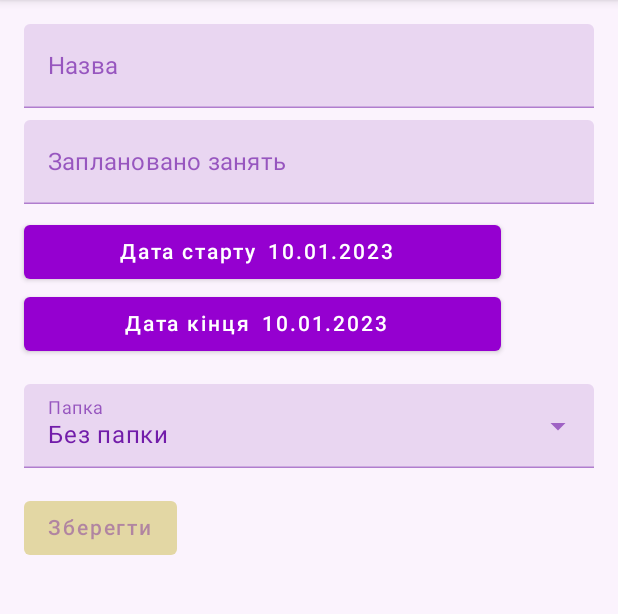
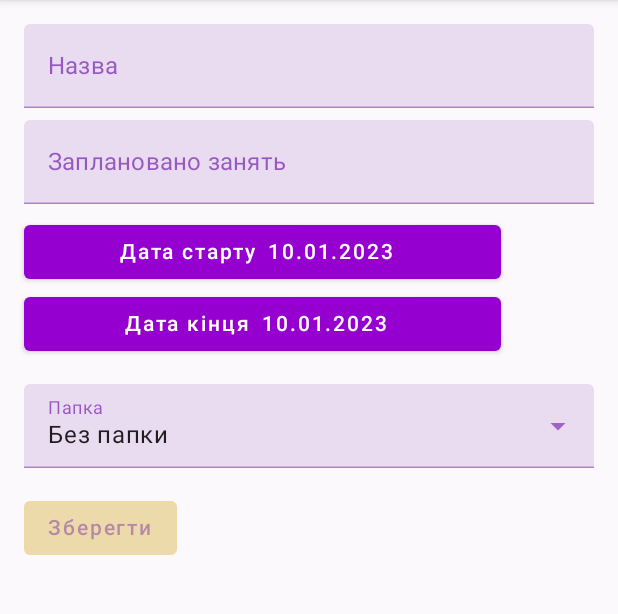
Before and after one commit to lizakolot12/MySubscrtiptions, an Android app built with Jetpack Compose: the screen it shows after launch (MainActivity), after a tap on "Новий", on a phone screen of 412 x 824 dp, the part 84-698 px from its top. Run offline under Robolectric (Android 15) with nearby library versions, the phone set to English and light mode, and no system bars; our stand-ins replace Dagger/Hilt's generated code, Room's generated code, livedata-compose.

Commit message:
delete unused code

```diff
--- a/app/src/main/java/com/mits/subscription/MainActivity.kt
+++ b/app/src/main/java/com/mits/subscription/MainActivity.kt
@@ -30,6 +30,7 @@ import com.mits.subscription.ui.folder.CreateFolderViewModel
 import com.mits.subscription.ui.folder.FolderCreatingDialog
 import com.mits.subscription.ui.list.ListScreen
 import com.mits.subscription.ui.list.ListViewModel
+import com.mits.subscription.ui.theme.Purple
 import com.mits.subscription.ui.theme.SubscriptionTheme
 import dagger.hilt.android.AndroidEntryPoint
 
@@ -46,7 +47,6 @@ class MainActivity : ComponentActivity() {
     }
 }
 
-@OptIn(ExperimentalAnimationApi::class)
 @Composable
 fun Main(activity: ComponentActivity) {
     val navController = rememberNavController()
@@ -66,7 +66,6 @@ fun Main(activity: ComponentActivity) {
                     )
                 },
 
-                //backgroundColor =  MaterialTheme.colorScheme.primary,
                 actions = {
                     if (currentRoute.value?.destination?.route.equals(Navigation.LIST.route)) {
                         IconButton(onClick = { createFolder.value = true }) {
@@ -93,8 +92,8 @@ fun Main(activity: ComponentActivity) {
         floatingActionButton = {
             if (currentRoute.value?.destination?.route.equals(Navigation.LIST.route)) {
                 ExtendedFloatingActionButton(
-                    icon = { Icon(Icons.Filled.Add, "", tint = White) },
-                    text = { Text(text = stringResource(R.string.btn_new), color = White) },
+                    icon = { Icon(Icons.Filled.Add, "", tint = Purple) },
+                    text = { Text(text = stringResource(R.string.btn_new), color = Purple) },
                     onClick = {
                         navController.navigate(Navigation.NEW.route)
                     },
@@ -102,7 +101,6 @@ fun Main(activity: ComponentActivity) {
             }
         }
     ) {
-        // Screen content
         NavHost(navController = navController, startDestination = Navigation.LIST.route) {
 
             composable(Navigation.LIST.route) {
--- a/app/src/main/java/com/mits/subscription/data/db/DateConverter.kt
+++ b/app/src/main/java/com/mits/subscription/data/db/DateConverter.kt
@@ -9,7 +9,7 @@ class DateConverter {
     @TypeConverter
     fun fromLong(date: Long): Date? {
         if (date == 0L) {
-            return null;
+            return null
         }
         return Date(date);
     }
@@ -17,7 +17,7 @@ class DateConverter {
     @TypeConverter
     fun toString(date: Date?): Long {
         if (date == null) return 0;
-        return date.time;
+        return date.time
     }
 
 }
--- a/app/src/main/java/com/mits/subscription/data/db/SubscriptionDb.kt
+++ b/app/src/main/java/com/mits/subscription/data/db/SubscriptionDb.kt
@@ -45,12 +45,10 @@ abstract class SubscriptionDb : RoomDatabase() {
     }
 
     companion object {
-
-
         const val DEFAULT_FOLDER_ID = 1L
-        val CREATE_DEFAULT_FOLDER = "INSERT INTO folder (folder_id, name)" +
+        const val CREATE_DEFAULT_FOLDER = "INSERT INTO folder (folder_id, name)" +
                 "VALUES (" + DEFAULT_FOLDER_ID + " , 'Без папки');"
-        val UPDATE_EXISTING_DESCRIPTION = "UPDATE subscription \n" +
+        const val UPDATE_EXISTING_DESCRIPTION = "UPDATE subscription \n" +
                 "   SET folder_id = " + DEFAULT_FOLDER_ID
 
         @Volatile
--- a/app/src/main/java/com/mits/subscription/model/Lesson.kt
+++ b/app/src/main/java/com/mits/subscription/model/Lesson.kt
@@ -1,15 +1,9 @@
 package com.mits.subscription.model
 
-import androidx.room.ColumnInfo
-import androidx.room.DatabaseView
 import java.util.*
-
 
 data class Lesson(
     var lId: Long,
     var description: String,
     var date:Date,
-
-   /* @ColumnInfo(name = "subscription_id")
-    var subscription_id: Long*/
 )
--- a/app/src/main/java/com/mits/subscription/ui/creating/CreatingScreen.kt
+++ b/app/src/main/java/com/mits/subscription/ui/creating/CreatingScreen.kt
@@ -33,8 +33,6 @@ import com.mits.subscription.model.Subscription
 import com.mits.subscription.parseCalendar
 import java.util.*
 
-
-@OptIn(ExperimentalFoundationApi::class)
 @Composable
 fun CreatingScreen(
     navController: NavController,
@@ -47,7 +45,7 @@ fun CreatingScreen(
     CreatingScreenState(navController, uiState, createViewModel)
 }
 
-@OptIn(ExperimentalFoundationApi::class, ExperimentalComposeUiApi::class)
+@OptIn(ExperimentalComposeUiApi::class)
 @Composable
 fun CreatingScreenState(
     navController: NavController,
@@ -63,9 +61,11 @@ fun CreatingScreenState(
             CircularProgressIndicator()
         }
     }
+
     if (state.value.finished) {
         navController.navigateUp()
     }
+
     Column(modifier = Modifier.fillMaxWidth()) {
         val name = remember { mutableStateOf(TextFieldValue()) }
         val focusRequester = remember { FocusRequester() }
@@ -83,7 +83,7 @@ fun CreatingScreenState(
             isError = state.value.nameError != null,
             label = { Text(stringResource(id = R.string.label_name)) },
             keyboardOptions = KeyboardOptions(
-                imeAction = ImeAction.Next, // ** Go to next **
+                imeAction = ImeAction.Next,
             ),
         )
         LaunchedEffect(Unit) {
@@ -140,11 +140,15 @@ fun CreatingScreenState(
         val choseEndDate = remember { mutableStateOf(false) }
         if (choseStartDate.value) {
             ShowDatePicker(
-                startDate.value, onChanged = { newCalendar ->
+                startDate.value, onChanged = {
                     choseStartDate.value = false
                     choseEndDate.value = true
-
-                }, R.string.label_start_date
+                },
+                onDismiss = {
+                    choseStartDate.value = false
+                    choseEndDate.value = false
+                },
+                R.string.label_start_date
             )
 
         }
@@ -174,6 +178,10 @@ fun CreatingScreenState(
                     choseEndDate.value = false
 
                 },
+                onDismiss = {
+                    choseStartDate.value = false
+                    choseEndDate.value = false
+                },
                 R.string.label_end_date
             )
         }
@@ -189,7 +197,6 @@ fun CreatingScreenState(
             onChanged = { selectedOptionFolder.value = it })
         Button(
             onClick = {
-                Log.e("TEST", "selectedOptionFolder.value.id = " + selectedOptionFolder.value.id)
                 createViewModel.create(
                     Subscription(
                         0, name.value.text,
@@ -218,7 +225,7 @@ fun CreatingScreenState(
 private fun String.digits() = filter { it.isDigit() }
 
 @Composable
-fun ShowDatePicker(initial: Calendar, onChanged: (m: Calendar) -> Unit, titleId: Int? = null) {
+fun ShowDatePicker(initial: Calendar, onChanged: (m: Calendar) -> Unit, onDismiss: (() -> Unit)? = null, titleId: Int? = null) {
     val context = LocalContext.current
 
     val yearInit = initial.get(Calendar.YEAR)
@@ -233,6 +240,7 @@ fun ShowDatePicker(initial: Calendar, onChanged: (m: Calendar) -> Unit, titleId:
             onChanged.invoke(calendar)
         }, yearInit, monthInit, dayInit
     )
+    datePickerDialog.setOnDismissListener { onDismiss?.invoke() }
     titleId?.let {
         datePickerDialog.setMessage(stringResource(id = titleId))
     }
@@ -241,10 +249,7 @@ fun ShowDatePicker(initial: Calendar, onChanged: (m: Calendar) -> Unit, titleId:
 
 }
 
-@OptIn(
-    ExperimentalFoundationApi::class, ExperimentalComposeUiApi::class,
-    ExperimentalMaterialApi::class
-)
+@OptIn(ExperimentalMaterialApi::class)
 @Composable
 fun Folders(folders: LiveData<List<Folder>>, init: Folder, onChanged: (folder: Folder) -> Unit) {
 
@@ -290,7 +295,6 @@ fun Folders(folders: LiveData<List<Folder>>, init: Folder, onChanged: (folder: F
                 DropdownMenuItem(
                     onClick = {
                         selectedOptionFolder.value = selectionOption
-                        Log.e("TEST", "selectedOptionFolder = " + selectedOptionFolder.value.id)
                         expanded = false
                         onChanged.invoke(selectionOption)
                     }
--- a/app/src/main/java/com/mits/subscription/ui/creating/CreatingViewModel.kt
+++ b/app/src/main/java/com/mits/subscription/ui/creating/CreatingViewModel.kt
@@ -1,21 +1,15 @@
 package com.mits.subscription.ui.creating
 
-import android.util.Log
-import androidx.compose.runtime.State
 import androidx.compose.runtime.mutableStateOf
-import androidx.compose.runtime.setValue
-import androidx.lifecycle.*
+import androidx.lifecycle.LiveData
+import androidx.lifecycle.ViewModel
+import androidx.lifecycle.viewModelScope
 import com.mits.subscription.R
 import com.mits.subscription.data.repo.SubscriptionRepository
 import com.mits.subscription.model.Folder
 import com.mits.subscription.model.Subscription
 import dagger.hilt.android.lifecycle.HiltViewModel
-import kotlinx.coroutines.Dispatchers
-import kotlinx.coroutines.delay
-import kotlinx.coroutines.flow.*
 import kotlinx.coroutines.launch
-import kotlinx.coroutines.withContext
-import java.util.*
 import javax.inject.Inject
 
 @HiltViewModel
@@ -24,10 +18,6 @@ class CreatingViewModel
     private val repository: SubscriptionRepository
 ) : ViewModel() {
 
-    /*  private val _uiState = mutableStateOf(CreatingState())
-      val uiState: State<CreatingState>
-          get() = _uiState
-  */
     val folders:LiveData<List<Folder>> = repository.subsFolders
     private val viewModelState = mutableStateOf(CreatingState())
 
@@ -36,15 +26,7 @@ class CreatingViewModel
     }
 
     val uiState = viewModelState
- /*       .map { it }
-        .stateIn(
-            viewModelScope,
-            SharingStarted.Eagerly,
-            viewModelState.value
-        )*/
-
     fun create(subscription: Subscription) {
-       // viewModelState.update { it.copy(isLoading = true) }
         val copy = CreatingState()
         copy.isLoading = true
         viewModelState.value= copy
@@ -61,23 +43,13 @@ class CreatingViewModel
     fun checkName(name: String) {
         if (name.isBlank()) {
             viewModelState.value.nameError =  R.string.name_error
-          //  _uiState.value.nameError = R.string.name_error
         } else {
             viewModelState.value.nameError = null
-           // _uiState.value.nameError = null
         }
         checkSaveAvailability()
     }
 
-    fun checkStartDate(calendar: Calendar) {
-        //_uiState.value.beginRestrictionEndDate = calendar
-    }
-
     private fun checkSaveAvailability() {
-    /*    _uiState.value.savingAvailable =
-            _uiState.value.nameError == null &&
-                    _uiState.value.generalError == null
-                    && !_uiState.value.isLoading*/
         viewModelState.value.savingAvailable =
             viewModelState.value.nameError == null &&
                     viewModelState.value.generalError == null
@@ -86,7 +58,6 @@ class CreatingViewModel
 
     class CreatingState {
         var nameError: Int? = null
-        var beginRestrictionEndDate: Calendar? = null
         var savingAvailable: Boolean = false
         var finished: Boolean = false
         var generalError: Int? = null
--- a/app/src/main/java/com/mits/subscription/ui/detail/DetailViewModel.kt
+++ b/app/src/main/java/com/mits/subscription/ui/detail/DetailViewModel.kt
@@ -1,6 +1,5 @@
 package com.mits.subscription.ui.detail
 
-import android.util.Log
 import androidx.lifecycle.LiveData
 import androidx.lifecycle.MutableLiveData
 import androidx.lifecycle.ViewModel
@@ -94,7 +93,6 @@ class DetailViewModel
 
     fun acceptNewFolder(folder: Folder) {
         try {
-            Log.e("TEST", "accept new folder "+ folder.id + "   " + folder.name)
             val subscription = uiState.value?.subscription
             subscription?.folderId = folder.id
             acceptNewSubscription(subscription)
@@ -173,7 +171,6 @@ class DetailViewModel
 
     class DetailState(var subscription: Subscription?) {
         var nameError: Int? = null
-        var beginRestrictionEndDate: Calendar? = null
         var savingAvailable: Boolean = true
         var finished: Boolean = false
         var generalError: String? = null
--- a/app/src/main/java/com/mits/subscription/ui/folder/CreateFolder.kt
+++ b/app/src/main/java/com/mits/subscription/ui/folder/CreateFolder.kt
@@ -20,7 +20,7 @@ import androidx.compose.ui.unit.sp
 import androidx.compose.ui.window.DialogProperties
 import com.mits.subscription.R
 
-@OptIn(ExperimentalFoundationApi::class, ExperimentalComposeUiApi::class)
+@OptIn(ExperimentalComposeUiApi::class)
 @Composable
 fun FolderCreatingDialog(
     createFolder: MutableState<Boolean>,
--- a/app/src/main/java/com/mits/subscription/ui/theme/Color.kt
+++ b/app/src/main/java/com/mits/subscription/ui/theme/Color.kt
@@ -4,8 +4,9 @@ import androidx.compose.ui.graphics.Color
 
 val Purple = Color(0xFF9500d0)
 val PurpleLight = Color(0xFFca4cff)
+val DarkPurpleGrey = Color(0xFF9E96A2)
 val PurpleDark = Color(0xFF60009e)
 val Yellow = Color(0xFFffeb3b)
-val YellowDark = Color(0xFFc8b900)
-val YellowLight = Color(0xFFF5F5A5)
-val PurpleGrey = Color(0xFFFBF3FD)
+val YellowDark = Color(0xFFFDEE31)
+val YellowLight = Color(0xFFFFF8AD)
+val PurpleGrey = Color(0xFFFBF9FC)
--- a/app/src/main/java/com/mits/subscription/ui/theme/Theme.kt
+++ b/app/src/main/java/com/mits/subscription/ui/theme/Theme.kt
@@ -3,6 +3,7 @@ package com.mits.subscription.ui.theme
 import androidx.compose.material.Colors
 import androidx.compose.material.MaterialTheme
 import androidx.compose.runtime.Composable
+import androidx.compose.ui.graphics.Color.Companion.Black
 import androidx.compose.ui.graphics.Color.Companion.Red
 import androidx.compose.ui.graphics.Color.Companion.White
 import androidx.compose.ui.graphics.Color.Companion.Yellow
@@ -23,32 +24,10 @@ private val LightColorScheme = Colors(
     error = Red,
     onPrimary = White,
     onSecondary = White,
-    onBackground = PurpleDark,
+    onBackground = Black,
     onSurface = PurpleDark,
     onError = White,
     isLight = true
-
-    /*   onPrimary = Color(0xFF60009e),
-       primaryContainer = Color(0xFFE90457),
-       onPrimaryContainer = Color(0xFF13E4A2),
-       inversePrimary = Color(0xFFFF9100),
-       secondary = Color(0xFF00897B),
-       onSecondary = Color(0xFFC0710D),
-       secondaryContainer = Color(0xFFDAB411),
-       onSecondaryContainer = Color(0xFFC0CA33),
-       tertiary = Color(0xFFFB8C00),
-       onTertiary = Color(0xFF009E71),
-       tertiaryContainer = Color(0xFF616063),
-       onTertiaryContainer = Color(0xFF2B0842),
-       background = Color(0xFFEC3B04),
-       onBackground = Color(0xFF4C839E),
-       surface = Color(0xFFD3911E),
-       onSurface = Color(0xEEFCE273),
-       surfaceVariant = Color(0xFFDCB6E6),
-       onSurfaceVariant = Color(0xFFFF6F00),
-       inverseSurface = Color(0xFF76FF03),
-       inverseOnSurface = Color(0xFF00E5FF),
-       outline = Color(0xFFE49C86),*/
 )
 
 @Composable
```
Also changed, not shown: app/src/main/java/com/mits/subscription/ui/detail/DetailScreen.kt (+25 -17 lines), app/src/main/java/com/mits/subscription/ui/list/ListScreen.kt (+27 -55 lines), app/src/main/java/com/mits/subscription/ui/list/ListViewModel.kt (+4 -7 lines).
